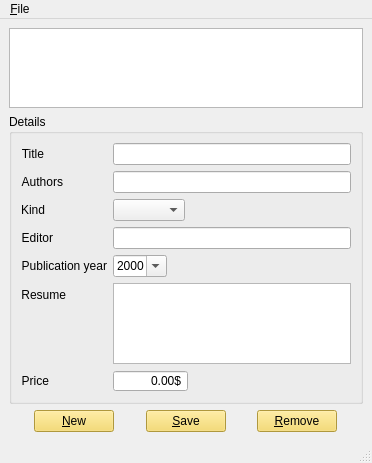
Qt form src/mainwindow.ui (faouziMohamed/BiblioAppBd) before a commit.
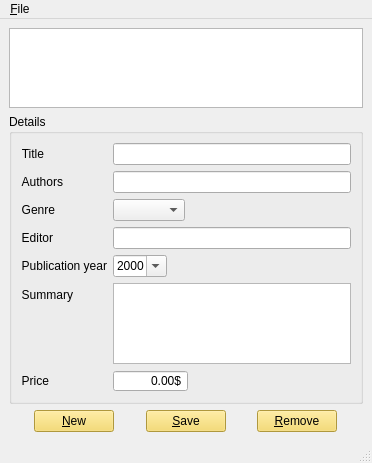
The same form after that commit.

Commit message: COnfiguring db

Diff of the .ui file:
```diff
--- a/src/mainwindow.ui
+++ b/src/mainwindow.ui
@@ -72,7 +72,7 @@
        <item row="2" column="0">
         <widget class="QLabel" name="kindLabel">
          <property name="text">
-          <string>Kind</string>
+          <string>Genre</string>
          </property>
          <property name="alignment">
           <set>Qt::AlignRight|Qt::AlignTrailing|Qt::AlignVCenter</set>
@@ -171,7 +171,7 @@
        <item row="5" column="0">
         <widget class="QLabel" name="resumLabel">
          <property name="text">
-          <string>Resume</string>
+          <string>Summary</string>
          </property>
          <property name="alignment">
           <set>Qt::AlignRight|Qt::AlignTrailing|Qt::AlignVCenter</set>
```
Left out of the diff: 10 changed lines with no effect on the pictures. The commit also changes 2 other files.
